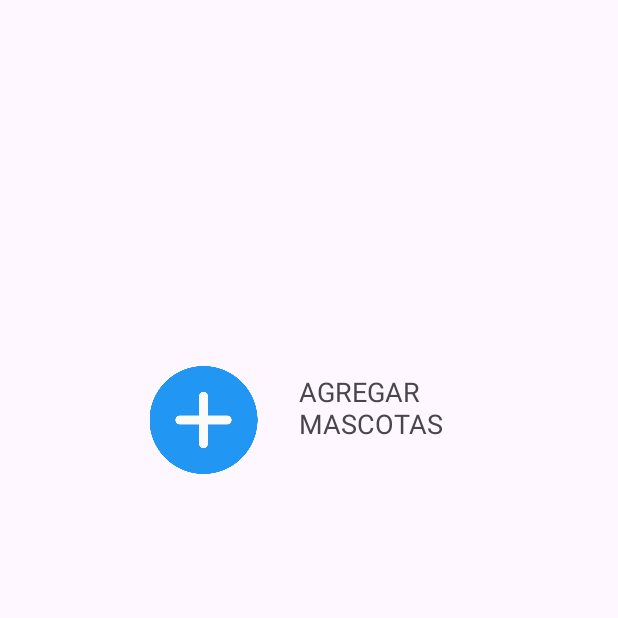
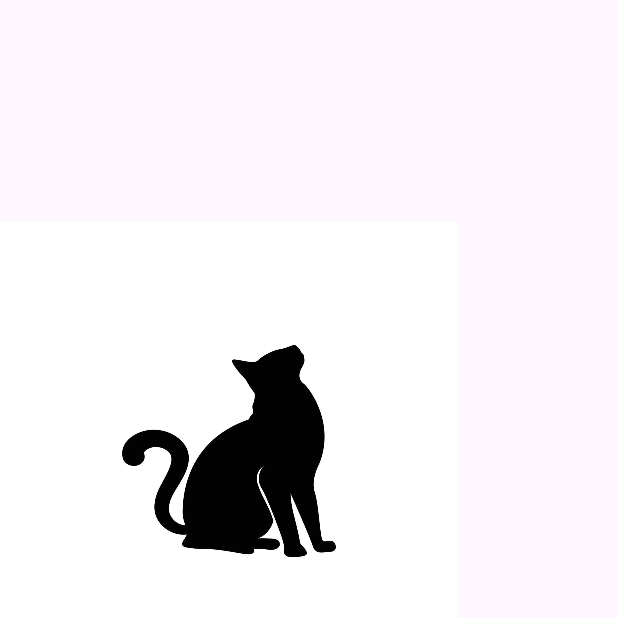
Before and after one commit to Jorch1710/Medipet, an Android app: the MainActivityKJ screen opened directly, with no data from a screen before it, on a phone screen of 412 x 824 dp, the top half of it. Run offline under Robolectric (Android 15) with nearby library versions, the phone set to English and light mode, and no system bars.

Commit message:
proyecto sin errores

```diff
--- a/app/src/main/res/layout/activity_main_kj.xml
+++ b/app/src/main/res/layout/activity_main_kj.xml
@@ -26,4 +26,12 @@
         android:textSize="18sp"
         app:layout_constraintBottom_toBottomOf="@+id/img_mas"
         app:layout_constraintStart_toEndOf="@+id/img_mas" />
+
+    <ImageView
+        android:id="@+id/imageView"
+        android:layout_width="305dp"
+        android:layout_height="601dp"
+        app:srcCompat="@drawable/gato_icon"
+        tools:layout_editor_absoluteX="76dp"
+        tools:layout_editor_absoluteY="151dp" />
 </androidx.constraintlayout.widget.ConstraintLayout>
```
